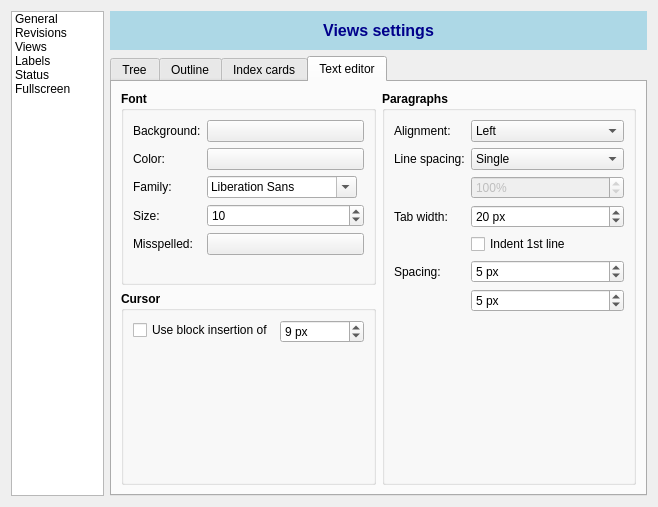
Before: the Qt Designer form manuskript/ui/settings_ui.ui in olivierkes/manuskript, drawn with Qt 5.
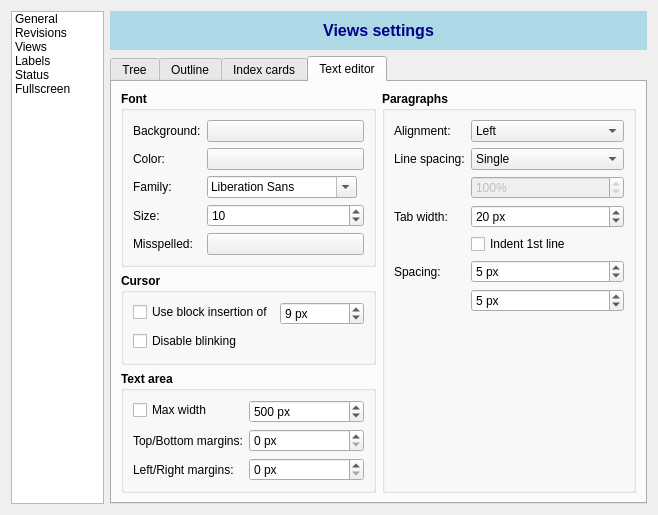
After: the same form once the commit is applied. Icons and pictures are not drawn.

Commit message: Adds: Disable cursor blinking (#165), Configurable editor margins (#168)

Patch:
```diff
--- a/manuskript/ui/settings_ui.ui
+++ b/manuskript/ui/settings_ui.ui
@@ -2162,6 +2162,124 @@
                     </property>
                    </widget>
                   </item>
+                  <item row="1" column="0">
+                   <widget class="QCheckBox" name="chkEditorNoBlinking">
+                    <property name="font">
+                     <font>
+                      <weight>50</weight>
+                      <bold>false</bold>
+                     </font>
+                    </property>
+                    <property name="text">
+                     <string>Disable blinking</string>
+                    </property>
+                   </widget>
+                  </item>
+                 </layout>
+                </widget>
+               </item>
+               <item>
+                <widget class="QGroupBox" name="groupBox_16">
+                 <property name="font">
+                  <font>
+                   <weight>75</weight>
+                   <bold>true</bold>
+                  </font>
+                 </property>
+                 <property name="title">
+                  <string>Text area</string>
+                 </property>
+                 <layout class="QFormLayout" name="formLayout_11">
+                  <item row="0" column="0">
+                   <widget class="QCheckBox" name="chkEditorMaxWidth">
+                    <property name="font">
+                     <font>
+                      <weight>50</weight>
+                      <bold>false</bold>
+                     </font>
+                    </property>
+                    <property name="text">
+                     <string>Max width</string>
+                    </property>
+                   </widget>
+                  </item>
+                  <item row="0" column="1">
+                   <widget class="QSpinBox" name="spnEditorMaxWidth">
+                    <property name="font">
+                     <font>
+                      <weight>50</weight>
+                      <bold>false</bold>
+                     </font>
+                    </property>
+                    <property name="suffix">
+                     <string> px</string>
+                    </property>
+                    <property name="maximum">
+                     <number>4096</number>
+                    </property>
+                    <property name="value">
+                     <number>500</number>
+                    </property>
+                   </widget>
+                  </item>
+                  <item row="2" column="0">
+                   <widget class="QLabel" name="label_54">
+                    <property name="font">
+                     <font>
+                      <weight>50</weight>
+                      <bold>false</bold>
+                     </font>
+                    </property>
+                    <property name="text">
+                     <string>Left/Right margins:</string>
+                    </property>
+                   </widget>
+                  </item>
+                  <item row="2" column="1">
+                   <widget class="QSpinBox" name="spnEditorMarginsLR">
+                    <property name="font">
+                     <font>
+                      <weight>50</weight>
+                      <bold>false</bold>
+                     </font>
+                    </property>
+                    <property name="suffix">
+                     <string> px</string>
+                    </property>
+                    <property name="maximum">
+                     <number>2048</number>
+                    </property>
+                   </widget>
+                  </item>
+                  <item row="1" column="0">
+                   <widget class="QLabel" name="label_55">
+                    <property name="font">
+                     <font>
+                      <weight>50</weight>
+                      <bold>false</bold>
+                     </font>
+                    </property>
+                    <property name="text">
+                     <string>Top/Bottom margins:</string>
+                    </property>
+                   </widget>
+                  </item>
+                  <item row="1" column="1">
+                   <widget class="QSpinBox" name="spnEditorMarginsTB">
+                    <property name="font">
+                     <font>
+                      <weight>50</weight>
+                      <bold>false</bold>
+                     </font>
+                    </property>
+                    <property name="suffix">
+                     <string> px</string>
+                    </property>
+                    <property name="maximum">
+                     <number>2048</number>
+                    </property>
+                   </widget>
+                  </item>
                  </layout>
                 </widget>
                </item>
```
The commit also changes 5 other files.
